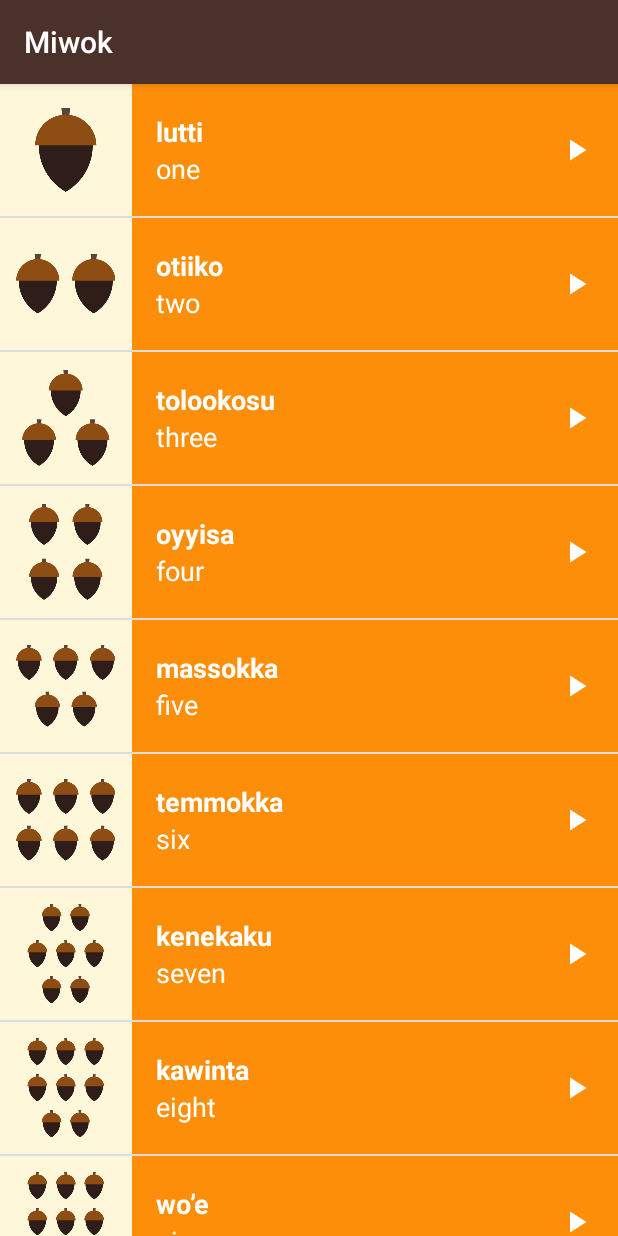
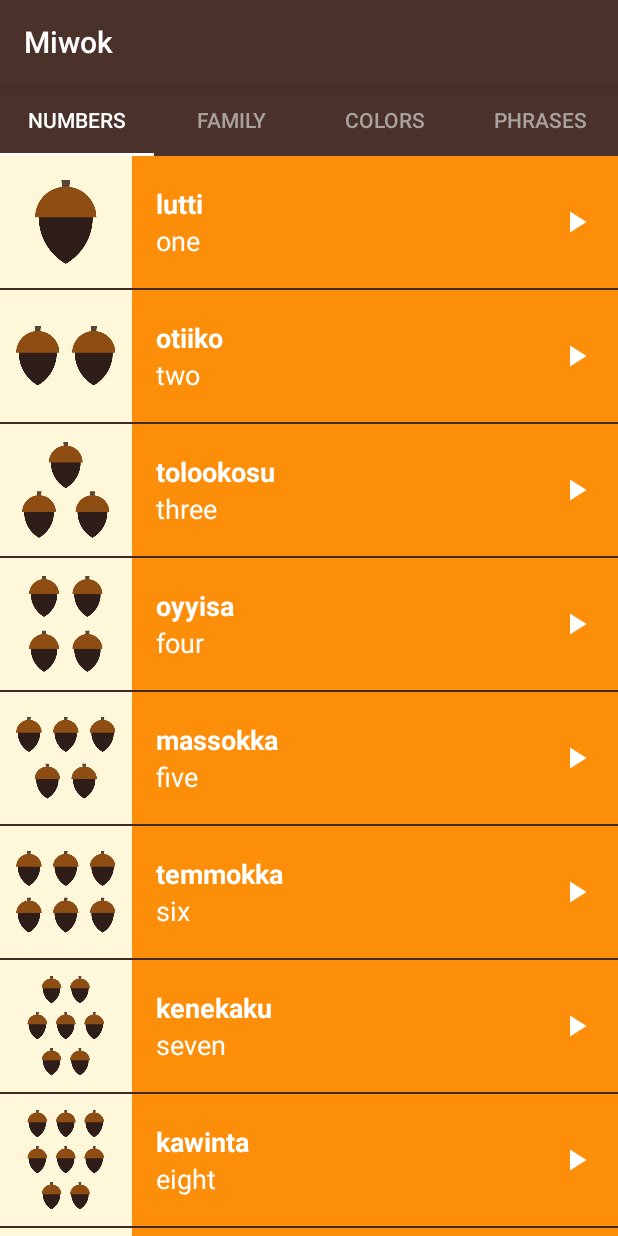
Before and after one commit to alexbar10/Miwok, an Android app: the screen it shows after launch (MainActivity), on a phone screen of 412 x 824 dp. Run offline under Robolectric (Android 15) with nearby library versions, the phone set to English and light mode, and no system bars.

Commit message:
Add tabs

```diff
--- a/app/build.gradle
+++ b/app/build.gradle
@@ -32,6 +32,7 @@ dependencies {
     implementation 'androidx.core:core-ktx:1.2.0'
     implementation 'androidx.constraintlayout:constraintlayout:1.1.3'
     implementation 'androidx.legacy:legacy-support-v4:1.0.0'
+    implementation "com.google.android.material:material:1.1.0"
     testImplementation 'junit:junit:4.12'
     androidTestImplementation 'androidx.test.ext:junit:1.1.1'
     androidTestImplementation 'androidx.test.espresso:espresso-core:3.2.0'
--- a/app/src/main/java/com/alexbar10/miwok/MainActivity.kt
+++ b/app/src/main/java/com/alexbar10/miwok/MainActivity.kt
@@ -12,7 +12,8 @@ class MainActivity : AppCompatActivity() {
         super.onCreate(savedInstanceState)
         setContentView(R.layout.activity_main)
 
-        view_pager.adapter = MiwokFragmentAdapter(supportFragmentManager)
+        view_pager.adapter = MiwokFragmentAdapter(this, supportFragmentManager)
+        tabs.setupWithViewPager(view_pager)
 /*
         numbers.setOnClickListener {
             startActivity(Intent(this, NumbersActivity::class.java))
--- a/app/src/main/java/com/alexbar10/miwok/MiwokFragmentAdapter.kt
+++ b/app/src/main/java/com/alexbar10/miwok/MiwokFragmentAdapter.kt
@@ -1,10 +1,11 @@
 package com.alexbar10.miwok
 
+import android.content.Context
 import androidx.fragment.app.Fragment
 import androidx.fragment.app.FragmentManager
 import androidx.fragment.app.FragmentPagerAdapter
 
-class MiwokFragmentAdapter(fm: FragmentManager): FragmentPagerAdapter(fm) {
+class MiwokFragmentAdapter(private val context: Context, fm: FragmentManager): FragmentPagerAdapter(fm) {
     override fun getItem(position: Int): Fragment {
         when (position) {
             0 -> return NumbersFragment()
@@ -18,4 +19,14 @@ class MiwokFragmentAdapter(fm: FragmentManager): FragmentPagerAdapter(fm) {
     override fun getCount(): Int {
         return 4
     }
+
+    override fun getPageTitle(position: Int): CharSequence? {
+        return when (position) {
+            0 -> context.getString(R.string.category_numbers)
+            1 -> context.getString(R.string.category_family)
+            2 -> context.getString(R.string.category_colors)
+            3 -> context.getString(R.string.category_phrases)
+            else -> context.getString(R.string.category_numbers)
+        }
+    }
 }
--- a/app/src/main/res/layout/activity_main.xml
+++ b/app/src/main/res/layout/activity_main.xml
@@ -4,10 +4,15 @@
     xmlns:tools="http://schemas.android.com/tools"
     android:layout_width="match_parent"
     android:layout_height="match_parent"
+    android:background="@color/colorPrimary"
     android:orientation="vertical"
-    tools:context=".MainActivity" >
+    tools:context=".MainActivity">
 
-
+    <com.google.android.material.tabs.TabLayout
+        android:id="@+id/tabs"
+        android:layout_width="match_parent"
+        android:layout_height="wrap_content"
+        style="@style/CategoryTab"/>
 
     <androidx.viewpager.widget.ViewPager
         android:id="@+id/view_pager"
--- a/app/src/main/res/values/strings.xml
+++ b/app/src/main/res/values/strings.xml
@@ -12,7 +12,7 @@
     <string name="category_numbers">Numbers</string>
 
     <!-- Category name for the vocabulary words for family members [CHAR LIMIT=20] -->
-    <string name="category_family">Family Members</string>
+    <string name="category_family">Family</string>
 
     <!-- TODO: Remove or change this placeholder text -->
     <string name="hello_blank_fragment">Hello blank fragment</string>
--- a/app/src/main/res/values/styles.xml
+++ b/app/src/main/res/values/styles.xml
@@ -24,6 +24,15 @@
         <item name="android:textSize">18sp</item>
     </style>
 
+    <style name="CategoryTab" parent="Widget.Design.TabLayout">
+        <item name="tabIndicatorColor">@android:color/white</item>
+        <item name="tabSelectedTextColor">@android:color/white</item>
+        <item name="tabTextColor">#A8A19E</item>
+        <item name="tabBackground">@color/colorPrimary</item>
+        <item name="tabGravity">fill</item>
+        <item name="tabMode">fixed</item>
+    </style>
+
     <style name="ListItemTitleStyle" parent="ListItemTextStyle">
         <item name="android:textStyle">bold</item>
     </style>
```
Also changed, not shown: app/src/main/AndroidManifest.xml (+0 -16 lines). Lines whose indentation alone changed are shown as unchanged.
